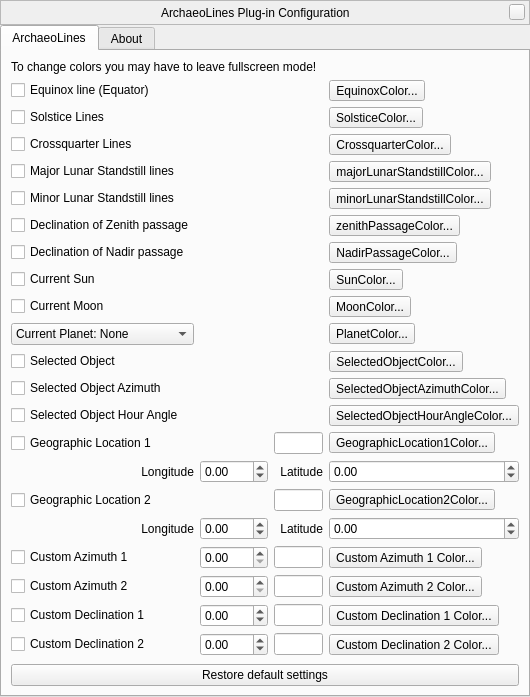
First picture: the form in plugins/ArchaeoLines/src/gui/archaeoLinesDialog.ui, repository 519984307/stellarium_src, before the edit.
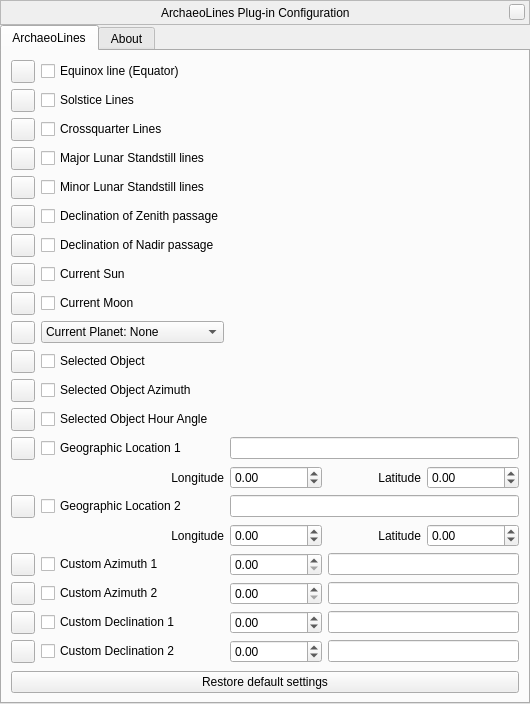
Second picture: the form after the edit. Custom widgets are drawn as their Qt base class.

Commit message: Refactoring ArchaeoLines plugin  - Unified color handling in line with rest of program  - Removed lots of boilerplate code

The edit to the form file:
```diff
--- a/plugins/ArchaeoLines/src/gui/archaeoLinesDialog.ui
+++ b/plugins/ArchaeoLines/src/gui/archaeoLinesDialog.ui
@@ -7,7 +7,7 @@
     <x>0</x>
     <y>0</y>
     <width>530</width>
-    <height>656</height>
+    <height>687</height>
    </rect>
   </property>
   <property name="windowTitle">
@@ -145,402 +145,53 @@
        <string>ArchaeoLines</string>
       </attribute>
       <layout class="QVBoxLayout" name="verticalLayout_3">
-       <item>
-        <widget class="QLabel" name="switchToWindowedModeLabel">
-         <property name="text">
-          <string>To change colors you may have to leave fullscreen mode!</string>
-         </property>
-        </widget>
-       </item>
        <item>
         <layout class="QGridLayout" name="gridLayout">
-         <item row="18" column="3">
-          <widget class="QToolButton" name="customAzimuth2ColorToolButton">
-           <property name="text">
-            <string notr="true">Custom Azimuth 2 Color...</string>
-           </property>
-          </widget>
-         </item>
-         <item row="4" column="3">
-          <widget class="QToolButton" name="minorStandstillColorToolButton">
-           <property name="text">
-            <string notr="true">minorLunarStandstillColor...</string>
-           </property>
-          </widget>
-         </item>
-         <item row="17" column="3">
-          <widget class="QToolButton" name="customAzimuth1ColorToolButton">
-           <property name="text">
-            <string notr="true">Custom Azimuth 1 Color...</string>
-           </property>
-          </widget>
-         </item>
-         <item row="6" column="0">
-          <widget class="QCheckBox" name="nadirPassageCheckBox">
-           <property name="text">
-            <string>Declination of Nadir passage</string>
-           </property>
-          </widget>
-         </item>
-         <item row="17" column="0">
-          <widget class="QCheckBox" name="customAzimuth1CheckBox">
-           <property name="text">
-            <string>Custom Azimuth 1</string>
-           </property>
-          </widget>
-         </item>
-         <item row="17" column="2">
-          <widget class="QLineEdit" name="customAzimuth1LineEdit">
-           <property name="toolTip">
-            <string>Enter a label for this line</string>
-           </property>
-          </widget>
-         </item>
-         <item row="8" column="3">
-          <widget class="QToolButton" name="currentMoonColorToolButton">
-           <property name="text">
-            <string notr="true">MoonColor...</string>
-           </property>
-          </widget>
-         </item>
-         <item row="18" column="0">
-          <widget class="QCheckBox" name="customAzimuth2CheckBox">
-           <property name="text">
-            <string>Custom Azimuth 2</string>
-           </property>
-          </widget>
-         </item>
-         <item row="18" column="1">
-          <widget class="QDoubleSpinBox" name="customAzimuth2DoubleSpinBox">
-           <property name="maximum">
-            <double>359.990000000000009</double>
-           </property>
-          </widget>
-         </item>
-         <item row="6" column="3">
-          <widget class="QToolButton" name="nadirPassageColorToolButton">
-           <property name="text">
-            <string notr="true">NadirPassageColor...</string>
-           </property>
-          </widget>
-         </item>
-         <item row="1" column="3">
-          <widget class="QToolButton" name="solsticesColorToolButton">
-           <property name="text">
-            <string notr="true">SolsticeColor...</string>
-           </property>
-          </widget>
-         </item>
-         <item row="1" column="0">
-          <widget class="QCheckBox" name="solsticesCheckBox">
-           <property name="text">
-            <string>Solstice Lines</string>
-           </property>
-          </widget>
-         </item>
-         <item row="8" column="0">
-          <widget class="QCheckBox" name="currentMoonCheckBox">
-           <property name="text">
-            <string>Current Moon</string>
-           </property>
-          </widget>
-         </item>
-         <item row="18" column="2">
-          <widget class="QLineEdit" name="customAzimuth2LineEdit">
-           <property name="toolTip">
-            <string>Enter a label for this line</string>
-           </property>
-          </widget>
-         </item>
-         <item row="7" column="3">
-          <widget class="QToolButton" name="currentSunColorToolButton">
-           <property name="text">
-            <string notr="true">SunColor...</string>
-           </property>
-          </widget>
-         </item>
-         <item row="9" column="3">
-          <widget class="QToolButton" name="currentPlanetColorToolButton">
-           <property name="text">
-            <string notr="true">PlanetColor...</string>
-           </property>
-          </widget>
-         </item>
-         <item row="2" column="0">
-          <widget class="QCheckBox" name="crossquarterCheckBox">
-           <property name="text">
-            <string>Crossquarter Lines</string>
-           </property>
-          </widget>
-         </item>
-         <item row="0" column="0">
-          <widget class="QCheckBox" name="equinoxCheckBox">
-           <property name="text">
-            <string>Equinox line (Equator)</string>
-           </property>
-          </widget>
-         </item>
-         <item row="5" column="0">
-          <widget class="QCheckBox" name="zenithPassageCheckBox">
-           <property name="text">
-            <string>Declination of Zenith passage</string>
-           </property>
-          </widget>
-         </item>
-         <item row="10" column="3">
-          <widget class="QToolButton" name="selectedObjectColorToolButton">
-           <property name="text">
-            <string notr="true">SelectedObjectColor...</string>
-           </property>
-          </widget>
-         </item>
-         <item row="5" column="3">
-          <widget class="QToolButton" name="zenithPassageColorToolButton">
-           <property name="text">
-            <string notr="true">zenithPassageColor...</string>
-           </property>
-          </widget>
-         </item>
-         <item row="0" column="3">
-          <widget class="QToolButton" name="equinoxColorToolButton">
-           <property name="text">
-            <string notr="true">EquinoxColor...</string>
-           </property>
-          </widget>
-         </item>
-         <item row="3" column="0">
-          <widget class="QCheckBox" name="majorStandstillCheckBox">
-           <property name="text">
-            <string>Major Lunar Standstill lines</string>
-           </property>
-          </widget>
-         </item>
-         <item row="20" column="3">
-          <widget class="QToolButton" name="customDeclination2ColorToolButton">
-           <property name="text">
-            <string notr="true">Custom Declination 2 Color...</string>
-           </property>
-          </widget>
-         </item>
-         <item row="20" column="1">
-          <widget class="QDoubleSpinBox" name="customDeclination2DoubleSpinBox">
-           <property name="minimum">
-            <double>-89.989999999999995</double>
-           </property>
-           <property name="maximum">
-            <double>89.989999999999995</double>
-           </property>
-           <property name="singleStep">
-            <double>0.100000000000000</double>
-           </property>
-          </widget>
-         </item>
-         <item row="20" column="2">
-          <widget class="QLineEdit" name="customDeclination2LineEdit"/>
-         </item>
-         <item row="16" column="2">
-          <widget class="QLabel" name="geographicLocation2LatitudeLabel">
-           <property name="text">
-            <string>Latitude</string>
-           </property>
-           <property name="alignment">
-            <set>Qt::AlignRight|Qt::AlignTrailing|Qt::AlignVCenter</set>
-           </property>
-          </widget>
-         </item>
-         <item row="16" column="0">
-          <widget class="QLabel" name="geographicLocation2LongitudeLabel">
-           <property name="text">
-            <string>Longitude</string>
-           </property>
-           <property name="alignment">
-            <set>Qt::AlignRight|Qt::AlignTrailing|Qt::AlignVCenter</set>
-           </property>
-          </widget>
-         </item>
-         <item row="16" column="1">
-          <widget class="QDoubleSpinBox" name="geographicLocation2LongitudeDoubleSpinBox">
-           <property name="minimum">
-            <double>-180.000000000000000</double>
-           </property>
-           <property name="maximum">
-            <double>359.990000000000009</double>
-           </property>
-           <property name="singleStep">
-            <double>0.100000000000000</double>
-           </property>
-          </widget>
-         </item>
-         <item row="19" column="3">
-          <widget class="QToolButton" name="customDeclination1ColorToolButton">
-           <property name="text">
-            <string notr="true">Custom Declination 1 Color...</string>
-           </property>
-          </widget>
-         </item>
-         <item row="19" column="0">
-          <widget class="QCheckBox" name="customDeclination1CheckBox">
-           <property name="text">
-            <string>Custom Declination 1</string>
-           </property>
-          </widget>
-         </item>
-         <item row="19" column="1">
-          <widget class="QDoubleSpinBox" name="customDeclination1DoubleSpinBox">
-           <property name="minimum">
-            <double>-89.989999999999995</double>
-           </property>
-           <property name="maximum">
-            <double>89.989999999999995</double>
-           </property>
-           <property name="singleStep">
-            <double>0.100000000000000</double>
-           </property>
-          </widget>
-         </item>
-         <item row="19" column="2">
-          <widget class="QLineEdit" name="customDeclination1LineEdit"/>
-         </item>
-         <item row="16" column="3">
-          <widget class="QDoubleSpinBox" name="geographicLocation2LatitudeDoubleSpinBox">
-           <property name="minimum">
-            <double>-90.000000000000000</double>
-           </property>
-           <property name="maximum">
-            <double>90.000000000000000</double>
-           </property>
-           <property name="singleStep">
-            <double>0.100000000000000</double>
-           </property>
-          </widget>
-         </item>
-         <item row="13" column="3">
-          <widget class="QToolButton" name="geographicLocation1ColorToolButton">
-           <property name="text">
-            <string notr="true">GeographicLocation1Color...</string>
-           </property>
-          </widget>
-         </item>
-         <item row="13" column="0">
-          <widget class="QCheckBox" name="geographicLocation1CheckBox">
-           <property name="text">
-            <string>Geographic Location 1</string>
-           </property>
-          </widget>
-         </item>
-         <item row="13" column="2">
-          <widget class="QLineEdit" name="geographicLocation1LineEdit">
-           <property name="toolTip">
-            <string>Enter a label (location name) for this line</string>
-           </property>
-          </widget>
-         </item>
-         <item row="14" column="0">
-          <widget class="QLabel" name="geographicLocation1LongitudeLabel">
-           <property name="text">
-            <string>Longitude</string>
-           </property>
-           <property name="alignment">
-            <set>Qt::AlignRight|Qt::AlignTrailing|Qt::AlignVCenter</set>
-           </property>
-          </widget>
-         </item>
-         <item row="7" column="0">
-          <widget class="QCheckBox" name="currentSunCheckBox">
-           <property name="text">
-            <string>Current Sun</string>
-           </property>
-          </widget>
-         </item>
-         <item row="15" column="3">
-          <widget class="QToolButton" name="geographicLocation2ColorToolButton">
-           <property name="text">
-            <string notr="true">GeographicLocation2Color...</string>
-           </property>
-          </widget>
-         </item>
-         <item row="14" column="3">
-          <widget class="QDoubleSpinBox" name="geographicLocation1LatitudeDoubleSpinBox">
-           <property name="minimum">
-            <double>-90.000000000000000</double>
-           </property>
-           <property name="maximum">
-            <double>90.000000000000000</double>
-           </property>
-           <property name="singleStep">
-            <double>0.100000000000000</double>
-           </property>
-          </widget>
-         </item>
-         <item row="15" column="2">
-          <widget class="QLineEdit" name="geographicLocation2LineEdit">
-           <property name="toolTip">
-            <string>Enter a label (location name) for this line</string>
-           </property>
-          </widget>
-         </item>
-         <item row="14" column="1">
-          <widget class="QDoubleSpinBox" name="geographicLocation1LongitudeDoubleSpinBox">
-           <property name="minimum">
-            <double>-180.000000000000000</double>
-           </property>
-           <property name="maximum">
-            <double>359.990000000000009</double>
-           </property>
-           <property name="singleStep">
-            <double>0.100000000000000</double>
-           </property>
-          </widget>
-         </item>
          <item row="14" column="2">
-          <widget class="QLabel" name="geographicLocation1LatitudeLabel">
-           <property name="text">
-            <string>Latitude</string>
+          <widget class="QDoubleSpinBox" name="geographicLocation1LongitudeDoubleSpinBox">
+           <property name="minimum">
+            <double>-180.000000000000000</double>
            </property>
-           <property name="alignment">
-            <set>Qt::AlignRight|Qt::AlignTrailing|Qt::AlignVCenter</set>
+           <property name="maximum">
+            <double>359.990000000000009</double>
+           </property>
+           <property name="singleStep">
+            <double>0.100000000000000</double>
            </property>
           </widget>
          </item>
-         <item row="15" column="0">
+         <item row="15" column="1">
           <widget class="QCheckBox" name="geographicLocation2CheckBox">
            <property name="text">
             <string>Geographic Location 2</string>
            </property>
           </widget>
          </item>
-         <item row="3" column="3">
-          <widget class="QToolButton" name="majorStandstillColorToolButton">
+         <item row="14" column="3">
+          <widget class="QLabel" name="geographicLocation1LatitudeLabel">
            <property name="text">
-            <string notr="true">majorLunarStandstillColor...</string>
+            <string>Latitude</string>
+           </property>
+           <property name="alignment">
+            <set>Qt::AlignRight|Qt::AlignTrailing|Qt::AlignVCenter</set>
            </property>
           </widget>
          </item>
-         <item row="10" column="0">
+         <item row="10" column="1">
           <widget class="QCheckBox" name="selectedObjectCheckBox">
            <property name="text">
             <string>Selected Object</string>
            </property>
           </widget>
          </item>
-         <item row="4" column="0">
+         <item row="4" column="1">
           <widget class="QCheckBox" name="minorStandstillCheckBox">
            <property name="text">
             <string>Minor Lunar Standstill lines</string>
            </property>
           </widget>
          </item>
-         <item row="2" column="3">
-          <widget class="QToolButton" name="crossquarterColorToolButton">
-           <property name="toolTip">
-            <string>Change color</string>
-           </property>
-           <property name="text">
-            <string notr="true">CrossquarterColor...</string>
-           </property>
-          </widget>
-         </item>
-         <item row="9" column="0">
+         <item row="9" column="1">
           <widget class="QComboBox" name="currentPlanetComboBox">
            <property name="sizePolicy">
             <sizepolicy hsizetype="Preferred" vsizetype="Fixed">
@@ -589,45 +240,387 @@
            </item>
           </widget>
          </item>
-         <item row="17" column="1">
+         <item row="17" column="2">
           <widget class="QDoubleSpinBox" name="customAzimuth1DoubleSpinBox">
            <property name="maximum">
             <double>359.990000000000009</double>
            </property>
           </widget>
          </item>
-         <item row="20" column="0">
+         <item row="20" column="1">
           <widget class="QCheckBox" name="customDeclination2CheckBox">
            <property name="text">
             <string>Custom Declination 2</string>
            </property>
           </widget>
          </item>
-         <item row="11" column="0">
-          <widget class="QCheckBox" name="selectedObjectAzimuthCheckBox">
-           <property name="text">
-            <string>Selected Object Azimuth</string>
-           </property>
-          </widget>
-         </item>
-         <item row="12" column="0">
+         <item row="12" column="1">
           <widget class="QCheckBox" name="selectedObjectHourAngleCheckBox">
            <property name="text">
             <string>Selected Object Hour Angle</string>
            </property>
           </widget>
          </item>
-         <item row="11" column="3">
+         <item row="11" column="1">
+          <widget class="QCheckBox" name="selectedObjectAzimuthCheckBox">
+           <property name="text">
+            <string>Selected Object Azimuth</string>
+           </property>
+          </widget>
+         </item>
+         <item row="18" column="2">
+          <widget class="QDoubleSpinBox" name="customAzimuth2DoubleSpinBox">
+           <property name="maximum">
+            <double>359.990000000000009</double>
+           </property>
+          </widget>
+         </item>
+         <item row="17" column="1">
+          <widget class="QCheckBox" name="customAzimuth1CheckBox">
+           <property name="text">
+            <string>Custom Azimuth 1</string>
+           </property>
+          </widget>
+         </item>
+         <item row="18" column="1">
+          <widget class="QCheckBox" name="customAzimuth2CheckBox">
+           <property name="text">
+            <string>Custom Azimuth 2</string>
+           </property>
+          </widget>
+         </item>
+         <item row="6" column="1">
+          <widget class="QCheckBox" name="nadirPassageCheckBox">
+           <property name="text">
+            <string>Declination of Nadir passage</string>
+           </property>
+          </widget>
+         </item>
+         <item row="8" column="1">
+          <widget class="QCheckBox" name="currentMoonCheckBox">
+           <property name="text">
+            <string>Current Moon</string>
+           </property>
+          </widget>
+         </item>
+         <item row="1" column="1">
+          <widget class="QCheckBox" name="solsticesCheckBox">
+           <property name="text">
+            <string>Solstice Lines</string>
+           </property>
+          </widget>
+         </item>
+         <item row="2" column="1">
+          <widget class="QCheckBox" name="crossquarterCheckBox">
+           <property name="text">
+            <string>Crossquarter Lines</string>
+           </property>
+          </widget>
+         </item>
+         <item row="0" column="1">
+          <widget class="QCheckBox" name="equinoxCheckBox">
+           <property name="text">
+            <string>Equinox line (Equator)</string>
+           </property>
+          </widget>
+         </item>
+         <item row="5" column="1">
+          <widget class="QCheckBox" name="zenithPassageCheckBox">
+           <property name="text">
+            <string>Declination of Zenith passage</string>
+           </property>
+          </widget>
+         </item>
+         <item row="3" column="1">
+          <widget class="QCheckBox" name="majorStandstillCheckBox">
+           <property name="text">
+            <string>Major Lunar Standstill lines</string>
+           </property>
+          </widget>
+         </item>
+         <item row="16" column="2">
+          <widget class="QDoubleSpinBox" name="geographicLocation2LongitudeDoubleSpinBox">
+           <property name="minimum">
+            <double>-180.000000000000000</double>
+           </property>
+           <property name="maximum">
+            <double>359.990000000000009</double>
+           </property>
+           <property name="singleStep">
+            <double>0.100000000000000</double>
+           </property>
+          </widget>
+         </item>
+         <item row="16" column="3">
+          <widget class="QLabel" name="geographicLocation2LatitudeLabel">
+           <property name="text">
+            <string>Latitude</string>
+           </property>
+           <property name="alignment">
+            <set>Qt::AlignRight|Qt::AlignTrailing|Qt::AlignVCenter</set>
+           </property>
+          </widget>
+         </item>
+         <item row="20" column="2">
+          <widget class="QDoubleSpinBox" name="customDeclination2DoubleSpinBox">
+           <property name="minimum">
+            <double>-89.989999999999995</double>
+           </property>
+           <property name="maximum">
+            <double>89.989999999999995</double>
+           </property>
+           <property name="singleStep">
+            <double>0.100000000000000</double>
+           </property>
+          </widget>
+         </item>
+         <item row="16" column="1">
+          <widget class="QLabel" name="geographicLocation2LongitudeLabel">
+           <property name="text">
+            <string>Longitude</string>
+           </property>
+           <property name="alignment">
+            <set>Qt::AlignRight|Qt::AlignTrailing|Qt::AlignVCenter</set>
+           </property>
+          </widget>
+         </item>
+         <item row="19" column="1">
+          <widget class="QCheckBox" name="customDeclination1CheckBox">
+           <property name="text">
+            <string>Custom Declination 1</string>
+           </property>
+          </widget>
+         </item>
+         <item row="16" column="4">
+          <widget class="QDoubleSpinBox" name="geographicLocation2LatitudeDoubleSpinBox">
+           <property name="minimum">
+            <double>-90.000000000000000</double>
+           </property>
+           <property name="maximum">
+            <double>90.000000000000000</double>
+           </property>
+           <property name="singleStep">
+            <double>0.100000000000000</double>
+           </property>
+          </widget>
+         </item>
+         <item row="19" column="2">
+          <widget class="QDoubleSpinBox" name="customDeclination1DoubleSpinBox">
+           <property name="minimum">
+            <double>-89.989999999999995</double>
+           </property>
+           <property name="maximum">
+            <double>89.989999999999995</double>
+           </property>
+           <property name="singleStep">
+            <double>0.100000000000000</double>
+           </property>
+          </widget>
+         </item>
+         <item row="14" column="1">
+          <widget class="QLabel" name="geographicLocation1LongitudeLabel">
+           <property name="text">
+            <string>Longitude</string>
+           </property>
+           <property name="alignment">
+            <set>Qt::AlignRight|Qt::AlignTrailing|Qt::AlignVCenter</set>
+           </property>
+          </widget>
+         </item>
+         <item row="7" column="1">
+          <widget class="QCheckBox" name="currentSunCheckBox">
+           <property name="text">
+            <string>Current Sun</string>
+           </property>
+          </widget>
+         </item>
+         <item row="13" column="1">
+          <widget class="QCheckBox" name="geographicLocation1CheckBox">
+           <property name="text">
+            <string>Geographic Location 1</string>
+           </property>
+          </widget>
+         </item>
+         <item row="14" column="4">
+          <widget class="QDoubleSpinBox" name="geographicLocation1LatitudeDoubleSpinBox">
+           <property name="minimum">
+            <double>-90.000000000000000</double>
+           </property>
+           <property name="maximum">
+            <double>90.000000000000000</double>
+           </property>
+           <property name="singleStep">
+            <double>0.100000000000000</double>
+           </property>
+          </widget>
+         </item>
+         <item row="0" column="0">
+          <widget class="QToolButton" name="equinoxColorToolButton">
+           <property name="text">
+            <string notr="true"/>
+           </property>
+          </widget>
+         </item>
+         <item row="1" column="0">
+          <widget class="QToolButton" name="solsticesColorToolButton">
+           <property name="text">
+            <string notr="true"/>
+           </property>
+          </widget>
+         </item>
+         <item row="2" column="0">
+          <widget class="QToolButton" name="crossquarterColorToolButton">
+           <property name="toolTip">
+            <string>Change color</string>
+           </property>
+           <property name="text">
+            <string notr="true"/>
+           </property>
+          </widget>
+         </item>
+         <item row="3" column="0">
+          <widget class="QToolButton" name="majorStandstillColorToolButton">
+           <property name="text">
+            <string notr="true"/>
+           </property>
+          </widget>
+         </item>
+         <item row="4" column="0">
+          <widget class="QToolButton" name="minorStandstillColorToolButton">
+           <property name="text">
+            <string notr="true"/>
+           </property>
+          </widget>
+         </item>
+         <item row="5" column="0">
+          <widget class="QToolButton" name="zenithPassageColorToolButton">
+           <property name="text">
+            <string notr="true"/>
+           </property>
+          </widget>
+         </item>
+         <item row="6" column="0">
+          <widget class="QToolButton" name="nadirPassageColorToolButton">
+           <property name="text">
+            <string notr="true"/>
+           </property>
+          </widget>
+         </item>
+         <item row="7" column="0">
+          <widget class="QToolButton" name="currentSunColorToolButton">
+           <property name="text">
+            <string notr="true"/>
+           </property>
+          </widget>
+         </item>
+         <item row="8" column="0">
+          <widget class="QToolButton" name="currentMoonColorToolButton">
+           <property name="text">
+            <string notr="true"/>
+           </property>
+          </widget>
+         </item>
+         <item row="9" column="0">
+          <widget class="QToolButton" name="currentPlanetColorToolButton">
+           <property name="text">
+            <string notr="true"/>
+           </property>
+          </widget>
+         </item>
+         <item row="10" column="0">
+          <widget class="QToolButton" name="selectedObjectColorToolButton">
+           <property name="text">
+            <string notr="true"/>
+           </property>
+          </widget>
+         </item>
+         <item row="11" column="0">
           <widget class="QToolButton" name="selectedObjectAzimuthColorToolButton">
            <property name="text">
-            <string notr="true">SelectedObjectAzimuthColor...</string>
+            <string notr="true"/>
            </property>
           </widget>
          </item>
-         <item row="12" column="3">
+         <item row="12" column="0">
           <widget class="QToolButton" name="selectedObjectHourAngleColorToolButton">
            <property name="text">
-            <string notr="true">SelectedObjectHourAngleColor...</string>
+            <string notr="true"/>
+           </property>
+          </widget>
+         </item>
+         <item row="13" column="0">
+          <widget class="QToolButton" name="geographicLocation1ColorToolButton">
+           <property name="text">
+            <string notr="true"/>
+           </property>
+          </widget>
+         </item>
+         <item row="15" column="0">
+          <widget class="QToolButton" name="geographicLocation2ColorToolButton">
+           <property name="text">
+            <string notr="true"/>
+           </property>
+          </widget>
+         </item>
+         <item row="17" column="0">
+          <widget class="QToolButton" name="customAzimuth1ColorToolButton">
+           <property name="text">
+            <string notr="true"/>
+           </property>
+          </widget>
+         </item>
+         <item row="18" column="0">
+          <widget class="QToolButton" name="customAzimuth2ColorToolButton">
+           <property name="text">
+            <string notr="true"/>
+           </property>
+          </widget>
+         </item>
+         <item row="19" column="0">
+          <widget class="QToolButton" name="customDeclination1ColorToolButton">
+           <property name="text">
+            <string notr="true"/>
+           </property>
+          </widget>
+         </item>
+         <item row="20" column="0">
+          <widget class="QToolButton" name="customDeclination2ColorToolButton">
+           <property name="text">
+            <string notr="true"/>
+           </property>
+          </widget>
+         </item>
+         <item row="17" column="3" colspan="2">
+          <widget class="QLineEdit" name="customAzimuth1LineEdit">
+           <property name="toolTip">
+            <string>Enter a label for this line</string>
+           </property>
+          </widget>
+         </item>
+         <item row="18" column="3" colspan="2">
+          <widget class="QLineEdit" name="customAzimuth2LineEdit">
+           <property name="toolTip">
+            <string>Enter a label for this line</string>
+           </property>
+          </widget>
+         </item>
+         <item row="19" column="3" colspan="2">
+          <widget class="QLineEdit" name="customDeclination1LineEdit"/>
+         </item>
+         <item row="20" column="3" colspan="2">
+          <widget class="QLineEdit" name="customDeclination2LineEdit"/>
+         </item>
+         <item row="13" column="2" colspan="3">
+          <widget class="QLineEdit" name="geographicLocation1LineEdit">
+           <property name="toolTip">
+            <string>Enter a label (location name) for this line</string>
+           </property>
+          </widget>
+         </item>
+         <item row="15" column="2" colspan="3">
+          <widget class="QLineEdit" name="geographicLocation2LineEdit">
+           <property name="toolTip">
+            <string>Enter a label (location name) for this line</string>
            </property>
           </widget>
          </item>
```
The commit also changes 7 other files.
